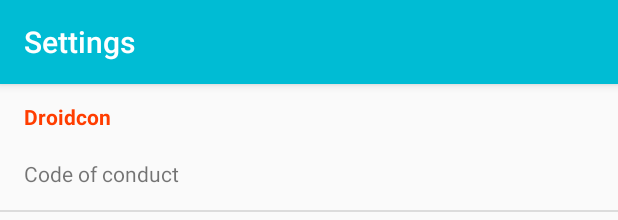
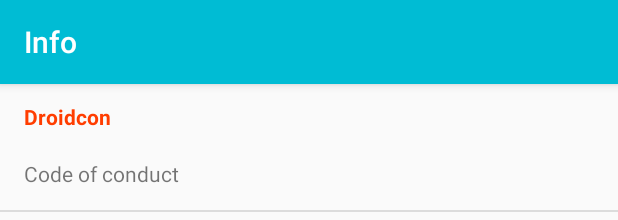
Before and after one commit to ArthurNagy/Droidcon, an Android app: the layout fragment_info.xml on its own in the app's theme, with its tools: preview values and no code run, on a phone screen of 412 x 824 dp. Shown: the top 220 px of the screen. Run offline under Robolectric (Android 15) with nearby library versions, the phone set to English and light mode, and no system bars.

Commit message:
Rename Settings secion to Info.

```diff
--- a/app/src/main/java/com/arthurnagy/droidconberlin/feature/MainActivity.kt
+++ b/app/src/main/java/com/arthurnagy/droidconberlin/feature/MainActivity.kt
@@ -9,7 +9,7 @@ import com.arthurnagy.droidconberlin.R
 import com.arthurnagy.droidconberlin.SharedPreferencesManager
 import com.arthurnagy.droidconberlin.feature.agenda.MyAgendaFragment
 import com.arthurnagy.droidconberlin.feature.schedule.SchedulePagerFragment
-import com.arthurnagy.droidconberlin.feature.settings.SettingsFragment
+import com.arthurnagy.droidconberlin.feature.info.InfoFragment
 import com.arthurnagy.droidconberlin.replace
 import dagger.android.AndroidInjection
 import dagger.android.AndroidInjector
@@ -48,7 +48,7 @@ class MainActivity : AppCompatActivity(), HasSupportFragmentInjector {
         supportFragmentManager.replace(R.id.fragment_container, when (bottomNavigationTabId) {
             R.id.my_agenda -> MyAgendaFragment()
             R.id.schedule -> SchedulePagerFragment()
-            R.id.settings -> SettingsFragment()
+            R.id.info -> InfoFragment()
             else -> MyAgendaFragment()
         })
     }
--- a/app/src/main/java/com/arthurnagy/droidconberlin/feature/settings/SettingsFragment.kt
+++ b/app/src/main/java/com/arthurnagy/droidconberlin/feature/info/InfoFragment.kt
@@ -1,4 +1,4 @@
-package com.arthurnagy.droidconberlin.feature.settings
+package com.arthurnagy.droidconberlin.feature.info
 
 import android.databinding.DataBindingUtil
 import android.os.Bundle
@@ -6,16 +6,16 @@ import android.view.LayoutInflater
 import android.view.View
 import android.view.ViewGroup
 import com.arthurnagy.droidconberlin.R
-import com.arthurnagy.droidconberlin.SettingsBinding
+import com.arthurnagy.droidconberlin.InfoBinding
 import com.arthurnagy.droidconberlin.architecture.DroidconFragment
 import com.arthurnagy.droidconberlin.setupToolbar
 
-class SettingsFragment : DroidconFragment() {
+class InfoFragment : DroidconFragment() {
 
-    private lateinit var binding: SettingsBinding
+    private lateinit var binding: InfoBinding
 
     override fun onCreateView(inflater: LayoutInflater?, container: ViewGroup?, savedInstanceState: Bundle?): View? {
-        binding = DataBindingUtil.inflate(inflater, R.layout.fragment_settings, container, false)
+        binding = DataBindingUtil.inflate(inflater, R.layout.fragment_info, container, false)
         return binding.root
     }
 
@@ -23,7 +23,7 @@ class SettingsFragment : DroidconFragment() {
         super.onViewCreated(view, savedInstanceState)
         setupToolbar(binding.toolbar)
 
-        val viewModel = getViewModel(SettingsViewModel::class.java)
+        val viewModel = getViewModel(InfoViewModel::class.java)
         binding.viewModel = viewModel
     }
 
--- /dev/null
+++ b/app/src/main/java/com/arthurnagy/droidconberlin/feature/info/InfoViewModel.kt
@@ -0,0 +1,6 @@
+package com.arthurnagy.droidconberlin.feature.info
+
+import com.arthurnagy.droidconberlin.architecture.viewmodel.DroidconViewModel
+import javax.inject.Inject
+
+class InfoViewModel @Inject constructor() : DroidconViewModel()
--- a/app/src/main/java/com/arthurnagy/droidconberlin/feature/settings/SettingsViewModel.kt
+++ /dev/null
@@ -1,6 +0,0 @@
-package com.arthurnagy.droidconberlin.feature.settings
-
-import com.arthurnagy.droidconberlin.architecture.viewmodel.DroidconViewModel
-import javax.inject.Inject
-
-class SettingsViewModel @Inject constructor() : DroidconViewModel()
--- a/app/src/main/java/com/arthurnagy/droidconberlin/injection/fragment/FragmentBuilderModule.kt
+++ b/app/src/main/java/com/arthurnagy/droidconberlin/injection/fragment/FragmentBuilderModule.kt
@@ -3,7 +3,7 @@ package com.arthurnagy.droidconberlin.injection.fragment
 import com.arthurnagy.droidconberlin.feature.agenda.MyAgendaFragment
 import com.arthurnagy.droidconberlin.feature.schedule.SchedulePagerFragment
 import com.arthurnagy.droidconberlin.feature.schedule.list.ScheduleFragment
-import com.arthurnagy.droidconberlin.feature.settings.SettingsFragment
+import com.arthurnagy.droidconberlin.feature.info.InfoFragment
 import dagger.Module
 import dagger.android.ContributesAndroidInjector
 
@@ -21,6 +21,6 @@ abstract class FragmentBuilderModule {
     abstract fun contributeScheduleFragment(): ScheduleFragment
 
     @ContributesAndroidInjector
-    abstract fun contributeSettingsFragment(): SettingsFragment
+    abstract fun contributeSettingsFragment(): InfoFragment
 
 }
--- a/app/src/main/java/com/arthurnagy/droidconberlin/injection/viewmodel/ViewModelModule.kt
+++ b/app/src/main/java/com/arthurnagy/droidconberlin/injection/viewmodel/ViewModelModule.kt
@@ -7,7 +7,7 @@ import com.arthurnagy.droidconberlin.feature.agenda.MyAgendaViewModel
 import com.arthurnagy.droidconberlin.feature.schedule.SchedulePagerViewModel
 import com.arthurnagy.droidconberlin.feature.schedule.list.ScheduleViewModel
 import com.arthurnagy.droidconberlin.feature.session.SessionDetailViewModel
-import com.arthurnagy.droidconberlin.feature.settings.SettingsViewModel
+import com.arthurnagy.droidconberlin.feature.info.InfoViewModel
 import dagger.Binds
 import dagger.Module
 import dagger.multibindings.IntoMap
@@ -31,9 +31,9 @@ abstract class ViewModelModule {
     abstract fun bindScheduleViewModel(scheduleViewModel: ScheduleViewModel): ViewModel
 
     @Binds
-    @ViewModelKey(SettingsViewModel::class)
+    @ViewModelKey(InfoViewModel::class)
     @IntoMap
-    abstract fun bindSettingsViewModel(settingsViewModel: SettingsViewModel): ViewModel
+    abstract fun bindSettingsViewModel(infoViewModel: InfoViewModel): ViewModel
 
     @Binds
     @ViewModelKey(SessionDetailViewModel::class)
--- a/app/src/main/res/layout/fragment_settings.xml
+++ b/app/src/main/res/layout/fragment_info.xml
@@ -3,11 +3,11 @@
     xmlns:app="http://schemas.android.com/apk/res-auto">
 
     <!--suppress AndroidUnknownAttribute -->
-    <data class=".SettingsBinding">
+    <data class=".InfoBinding">
 
         <variable
             name="viewModel"
-            type="com.arthurnagy.droidconberlin.feature.settings.SettingsViewModel" />
+            type="com.arthurnagy.droidconberlin.feature.info.InfoViewModel" />
     </data>
 
     <android.support.design.widget.CoordinatorLayout
@@ -23,7 +23,7 @@
                 android:id="@+id/toolbar"
                 android:layout_width="match_parent"
                 android:layout_height="?attr/actionBarSize"
-                app:title="@string/settings" />
+                app:title="@string/info" />
 
         </android.support.design.widget.AppBarLayout>
 
@@ -38,43 +38,43 @@
                 android:orientation="vertical">
 
                 <TextView
-                    style="@style/SettingsHeader"
+                    style="@style/InfoHeader"
                     android:layout_width="match_parent"
-                    android:layout_height="@dimen/settings_header_height"
+                    android:layout_height="@dimen/info_header_height"
                     android:text="@string/droidcon" />
 
                 <TextView
-                    style="@style/SettingsItem"
+                    style="@style/InfoItem"
                     android:layout_width="match_parent"
-                    android:layout_height="@dimen/settings_item_height"
+                    android:layout_height="@dimen/info_item_height"
                     android:text="@string/code_of_conduct" />
 
                 <include layout="@layout/item_divider"/>
 
                 <TextView
-                    style="@style/SettingsItem"
+                    style="@style/InfoItem"
                     android:layout_width="match_parent"
-                    android:layout_height="@dimen/settings_item_height"
+                    android:layout_height="@dimen/info_item_height"
                     android:text="@string/venue" />
 
                 <TextView
-                    style="@style/SettingsHeader"
+                    style="@style/InfoHeader"
                     android:layout_width="match_parent"
-                    android:layout_height="@dimen/settings_header_height"
+                    android:layout_height="@dimen/info_header_height"
                     android:text="@string/about_the_app" />
 
                 <TextView
-                    style="@style/SettingsItem"
+                    style="@style/InfoItem"
                     android:layout_width="match_parent"
-                    android:layout_height="@dimen/settings_item_height"
+                    android:layout_height="@dimen/info_item_height"
                     android:text="@string/view_on_git_hub" />
 
                 <include layout="@layout/item_divider"/>
 
                 <TextView
-                    style="@style/SettingsItem"
+                    style="@style/InfoItem"
                     android:layout_width="match_parent"
-                    android:layout_height="@dimen/settings_item_height"
+                    android:layout_height="@dimen/info_item_height"
                     android:text="@string/share" />
 
             </LinearLayout>
--- a/app/src/main/res/values/dimens.xml
+++ b/app/src/main/res/values/dimens.xml
@@ -18,8 +18,8 @@
     <dimen name="header_height">@dimen/touch_area</dimen>
     <dimen name="header_elevation">4dp</dimen>
 
-    <!-- Settings -->
-    <dimen name="settings_header_height">36dp</dimen>
-    <dimen name="settings_item_height">@dimen/touch_area</dimen>
+    <!-- Info -->
+    <dimen name="info_header_height">36dp</dimen>
+    <dimen name="info_item_height">@dimen/touch_area</dimen>
 
 </resources>
--- a/app/src/main/res/values/strings.xml
+++ b/app/src/main/res/values/strings.xml
@@ -11,8 +11,8 @@
     <string name="schedule">Schedule</string>
     <string name="content_desc_save_session">Save session</string>
 
-    <!-- Settings -->
-    <string name="settings">Settings</string>
+    <!-- Info -->
+    <string name="info">Info</string>
     <string name="droidcon">Droidcon</string>
     <string name="code_of_conduct">Code of conduct</string>
     <string name="venue">Venue</string>
--- a/app/src/main/res/values/styles.xml
+++ b/app/src/main/res/values/styles.xml
@@ -15,7 +15,7 @@
         <item name="android:textSize">@dimen/text_small</item>
     </style>
 
-    <style name="SettingsHeader" parent="SettingsItem">
+    <style name="InfoHeader" parent="InfoItem">
         <item name="android:clickable">false</item>
         <item name="android:textSize">@dimen/text_small</item>
         <item name="android:textStyle">bold</item>
@@ -23,7 +23,7 @@
         <item name="android:textColor">@color/accent</item>
     </style>
 
-    <style name="SettingsItem">
+    <style name="InfoItem">
         <item name="android:clickable">true</item>
         <item name="android:paddingStart">@dimen/first_keyline</item>
         <item name="android:paddingEnd">@dimen/large_padding</item>
```
Also changed, not shown: app/src/main/res/drawable/ic_info_24dp.xml (added, +9 -0 lines), app/src/main/res/drawable/ic_settings_24dp.xml (deleted, +0 -9 lines), app/src/main/res/menu/bottom_nav.xml (+7 -7 lines).
